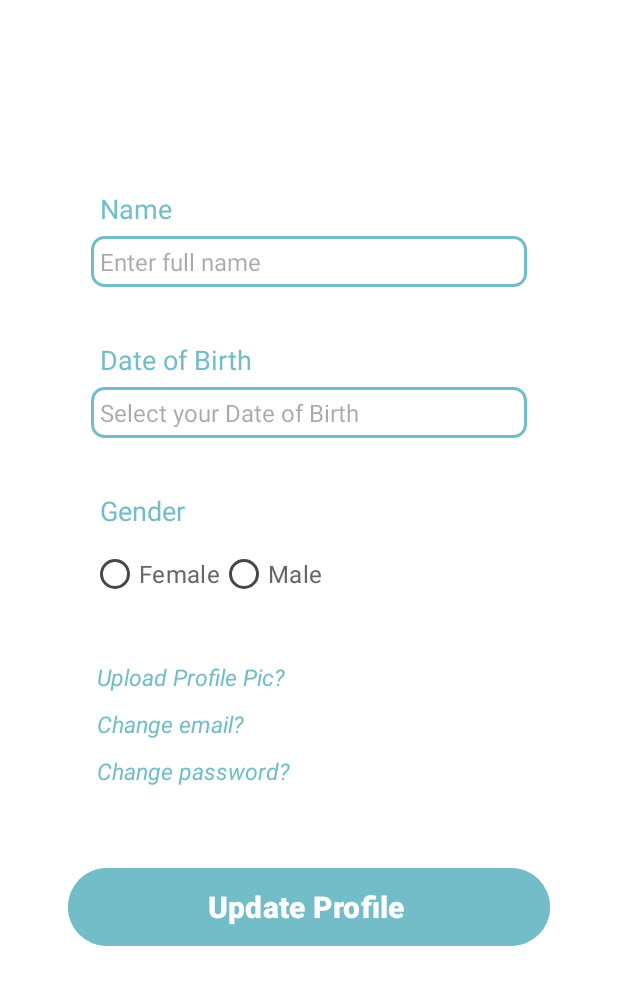
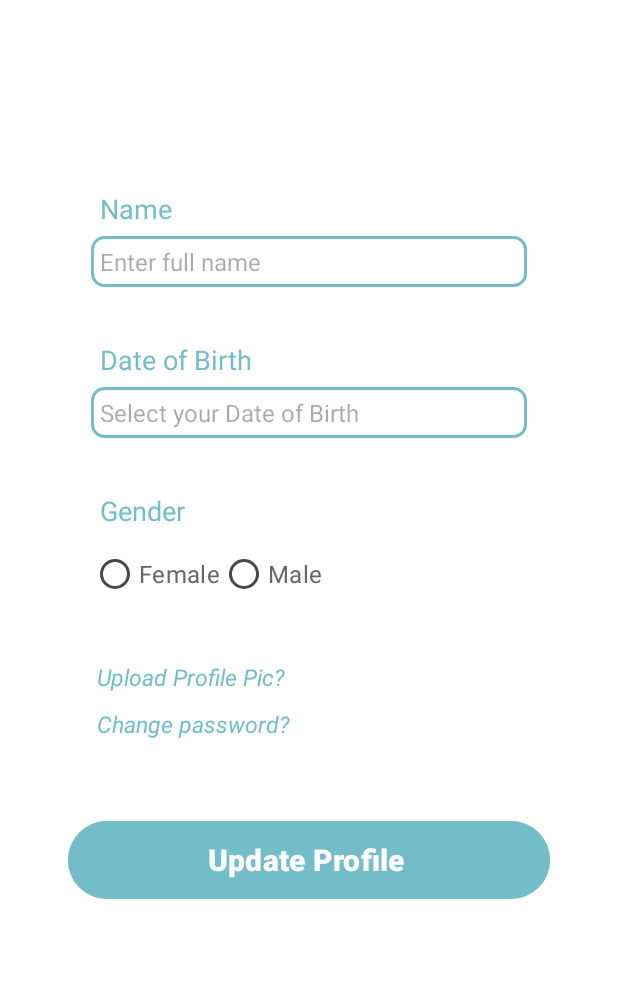
Before and after one commit to potatiessss/healthhub, an Android app: the UpdateProfile screen opened directly, with no data from a screen before it, on a phone screen of 412 x 824 dp. Shown: the top 985 px of the screen. Run offline under Robolectric (Android 15) with nearby library versions, the phone set to English and light mode, and no system bars; our stand-ins replace Firebase (no records; nobody signed in at launch, a user with empty details on screens opened directly); Roboto replaces fonts that are not available here.

Commit message:
Debugged Upload Profile Picture functionality, basically all the function of Module User Management all doneee

```diff
--- a/app/build.gradle.kts
+++ b/app/build.gradle.kts
@@ -52,6 +52,7 @@ dependencies {
     implementation("com.google.firebase:firebase-analytics")
     implementation ("com.squareup.picasso:picasso:2.71828")
     implementation(libs.firebase.firestore)
+    implementation(libs.firebase.storage)
     testImplementation(libs.junit)
     androidTestImplementation(libs.ext.junit)
     androidTestImplementation(libs.espresso.core)
--- a/app/src/main/java/com/example/healthhub/ChangePassword.java
+++ b/app/src/main/java/com/example/healthhub/ChangePassword.java
@@ -168,7 +168,7 @@ public class ChangePassword extends AppCompatActivity {
                 public void onComplete(@NonNull Task<Void> task) {
                     if(task.isSuccessful()){
                         Toast.makeText(ChangePassword.this, "Password has been changed", Toast.LENGTH_SHORT).show();
-                        Intent intent = new Intent(ChangePassword.this, MyProfileFragment.class);
+                        Intent intent = new Intent(ChangePassword.this, UpdateProfile.class);
                         startActivity(intent);
                         finish();
                     }else {
--- a/app/src/main/java/com/example/healthhub/UpdateProfile.java
+++ b/app/src/main/java/com/example/healthhub/UpdateProfile.java
@@ -40,7 +40,7 @@ public class UpdateProfile extends AppCompatActivity {
     String textFName, textDOB, textGender;
     FirebaseAuth authProfile;
     ProgressBar progressBar;
-    TextView changeEmail, uploadPic, changePassword;
+    TextView uploadPic, changePassword;
 
     @Override
     protected void onCreate(Bundle savedInstanceState) {
@@ -59,15 +59,7 @@ public class UpdateProfile extends AppCompatActivity {
             }
         });
 
-        // Change Email TV
-        changeEmail = findViewById(R.id.TV_updateEmail);
-        changeEmail.setOnClickListener(new View.OnClickListener() {
-            @Override
-            public void onClick(View v) {
-                Toast.makeText(UpdateProfile.this, "You can change your email now.", Toast.LENGTH_LONG).show();
-                startActivity(new Intent(UpdateProfile.this, ChangeEmail.class));
-            }
-        });
+
 
         // Change Password TV
         changePassword = findViewById(R.id.TV_changePW); // Correct assignment
--- a/app/src/main/res/layout/activity_update_profile.xml
+++ b/app/src/main/res/layout/activity_update_profile.xml
@@ -118,24 +118,13 @@
                 android:textColor="@color/green"
                 />
 
-            <TextView
-                android:id="@+id/TV_updateEmail"
-                android:layout_width="match_parent"
-                android:layout_height="wrap_content"
-                android:layout_below="@+id/TV_uploadProfilepic"
-                android:textStyle="italic"
-                android:layout_marginTop="2dp"
-                android:padding="4dp"
-                android:text="Change email?"
-                android:textSize="15sp"
-                android:textColor="@color/green"
-                />
+
 
             <TextView
                 android:id="@+id/TV_changePW"
                 android:layout_width="match_parent"
                 android:layout_height="wrap_content"
-                android:layout_below="@+id/TV_updateEmail"
+                android:layout_below="@+id/TV_uploadProfilepic"
                 android:layout_marginTop="2dp"
                 android:padding="4dp"
                 android:text="Change password?"
--- a/gradle/libs.versions.toml
+++ b/gradle/libs.versions.toml
@@ -15,6 +15,7 @@ googleGmsGoogleServices = "4.4.2"
 firebaseAuth = "23.1.0"
 firebaseDatabase = "21.0.0"
 firebaseFirestore = "25.1.1"
+firebaseStorage = "21.0.1"
 
 
 [libraries]
@@ -32,6 +33,7 @@ navigation-ui = { group = "androidx.navigation", name = "navigation-ui", version
 firebase-auth = { group = "com.google.firebase", name = "firebase-auth", version.ref = "firebaseAuth" }
 firebase-database = { group = "com.google.firebase", name = "firebase-database", version.ref = "firebaseDatabase" }
 firebase-firestore = { group = "com.google.firebase", name = "firebase-firestore", version.ref = "firebaseFirestore" }
+firebase-storage = { group = "com.google.firebase", name = "firebase-storage", version.ref = "firebaseStorage" }
 
 [plugins]
 android-application = { id = "com.android.application", version.ref = "agp" }
```
Also changed, not shown: app/src/main/java/com/example/healthhub/MyProfileFragment.java (+12 -0 lines), app/src/main/java/com/example/healthhub/UploadProfilePic.java (+98 -1 lines).
